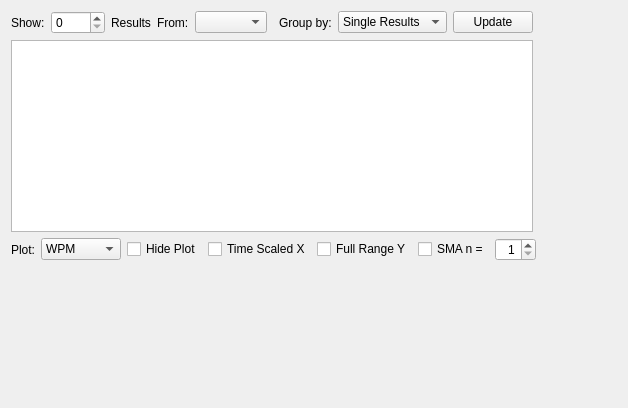
This is performancehistory.ui in coryo/amphetype2 as Qt 5 draws it before an edit. The edited form follows.
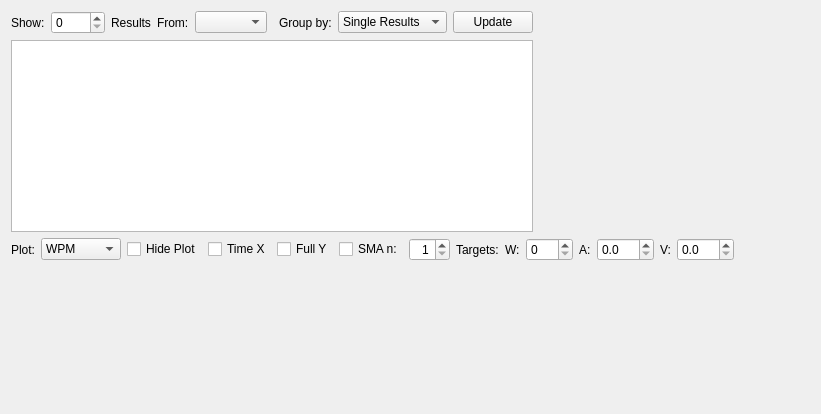
This is the edited form. Custom widgets are drawn as their Qt base class.

Patch:
```diff
--- a/performancehistory.ui
+++ b/performancehistory.ui
@@ -6,8 +6,8 @@
    <rect>
     <x>0</x>
     <y>0</y>
-    <width>628</width>
-    <height>408</height>
+    <width>821</width>
+    <height>414</height>
    </rect>
   </property>
   <property name="sizePolicy">
@@ -184,6 +184,25 @@
       </property>
       <item>
        <layout class="QGridLayout" name="gridLayout_2">
+        <item row="0" column="13">
+         <widget class="QDoubleSpinBox" name="targetVisDoubleSpinBox">
+          <property name="sizePolicy">
+           <sizepolicy hsizetype="Minimum" vsizetype="Fixed">
+            <horstretch>0</horstretch>
+            <verstretch>0</verstretch>
+           </sizepolicy>
+          </property>
+          <property name="decimals">
+           <number>1</number>
+          </property>
+          <property name="maximum">
+           <double>100.000000000000000</double>
+          </property>
+          <property name="singleStep">
+           <double>0.100000000000000</double>
+          </property>
+         </widget>
+        </item>
         <item row="0" column="1">
          <widget class="QComboBox" name="plotSelector">
           <item>
@@ -203,17 +222,17 @@
           </item>
          </widget>
         </item>
+        <item row="0" column="0">
+         <widget class="QLabel" name="label_4">
+          <property name="text">
+           <string>Plot:</string>
+          </property>
+         </widget>
+        </item>
         <item row="0" column="4">
          <widget class="QCheckBox" name="fullRangeYCheckBox">
           <property name="text">
-           <string>Full Range Y</string>
-          </property>
-         </widget>
-        </item>
-        <item row="0" column="5">
-         <widget class="QCheckBox" name="dampenCheckBox">
-          <property name="text">
-           <string>SMA n =</string>
+           <string>Full Y</string>
           </property>
          </widget>
         </item>
@@ -224,17 +243,36 @@
           </property>
          </widget>
         </item>
-        <item row="0" column="0">
-         <widget class="QLabel" name="label_4">
+        <item row="0" column="5">
+         <widget class="QCheckBox" name="dampenCheckBox">
+          <property name="sizePolicy">
+           <sizepolicy hsizetype="Fixed" vsizetype="Fixed">
+            <horstretch>0</horstretch>
+            <verstretch>0</verstretch>
+           </sizepolicy>
+          </property>
           <property name="text">
-           <string>Plot:</string>
+           <string>SMA n:</string>
           </property>
          </widget>
         </item>
+        <item row="0" column="14">
+         <spacer name="horizontalSpacer">
+          <property name="orientation">
+           <enum>Qt::Horizontal</enum>
+          </property>
+          <property name="sizeHint" stdset="0">
+           <size>
+            <width>40</width>
+            <height>20</height>
+           </size>
+          </property>
+         </spacer>
+        </item>
         <item row="0" column="3">
          <widget class="QCheckBox" name="timeScaleCheckBox">
           <property name="text">
-           <string>Time Scaled X</string>
+           <string>Time X</string>
           </property>
          </widget>
         </item>
@@ -260,20 +298,7 @@
           </property>
          </widget>
         </item>
-        <item row="0" column="7">
-         <spacer name="horizontalSpacer">
-          <property name="orientation">
-           <enum>Qt::Horizontal</enum>
-          </property>
-          <property name="sizeHint" stdset="0">
-           <size>
-            <width>40</width>
-            <height>20</height>
-           </size>
-          </property>
-         </spacer>
-        </item>
-        <item row="1" column="0" colspan="8">
+        <item row="1" column="0" colspan="15">
          <widget class="QCustomPlot" name="performancePlot" native="true">
           <property name="sizePolicy">
            <sizepolicy hsizetype="Expanding" vsizetype="Expanding">
@@ -289,6 +314,66 @@
           </property>
          </widget>
         </item>
+        <item row="0" column="11">
+         <widget class="QDoubleSpinBox" name="targetAccDoubleSpinBox">
+          <property name="sizePolicy">
+           <sizepolicy hsizetype="Minimum" vsizetype="Fixed">
+            <horstretch>0</horstretch>
+            <verstretch>0</verstretch>
+           </sizepolicy>
+          </property>
+          <property name="decimals">
+           <number>1</number>
+          </property>
+          <property name="maximum">
+           <double>100.000000000000000</double>
+          </property>
+          <property name="singleStep">
+           <double>0.100000000000000</double>
+          </property>
+         </widget>
+        </item>
+        <item row="0" column="7">
+         <widget class="QLabel" name="label_6">
+          <property name="text">
+           <string>Targets:</string>
+          </property>
+         </widget>
+        </item>
+        <item row="0" column="8">
+         <widget class="QLabel" name="label_7">
+          <property name="text">
+           <string>W:</string>
+          </property>
+         </widget>
+        </item>
+        <item row="0" column="10">
+         <widget class="QLabel" name="label_8">
+          <property name="text">
+           <string>A:</string>
+          </property>
+         </widget>
+        </item>
+        <item row="0" column="9">
+         <widget class="QSpinBox" name="targetWpmSpinBox">
+          <property name="sizePolicy">
+           <sizepolicy hsizetype="Minimum" vsizetype="Fixed">
+            <horstretch>0</horstretch>
+            <verstretch>0</verstretch>
+           </sizepolicy>
+          </property>
+          <property name="maximum">
+           <number>999</number>
+          </property>
+         </widget>
+        </item>
+        <item row="0" column="12">
+         <widget class="QLabel" name="label_9">
+          <property name="text">
+           <string>V:</string>
+          </property>
+         </widget>
+        </item>
        </layout>
       </item>
      </layout>
```
